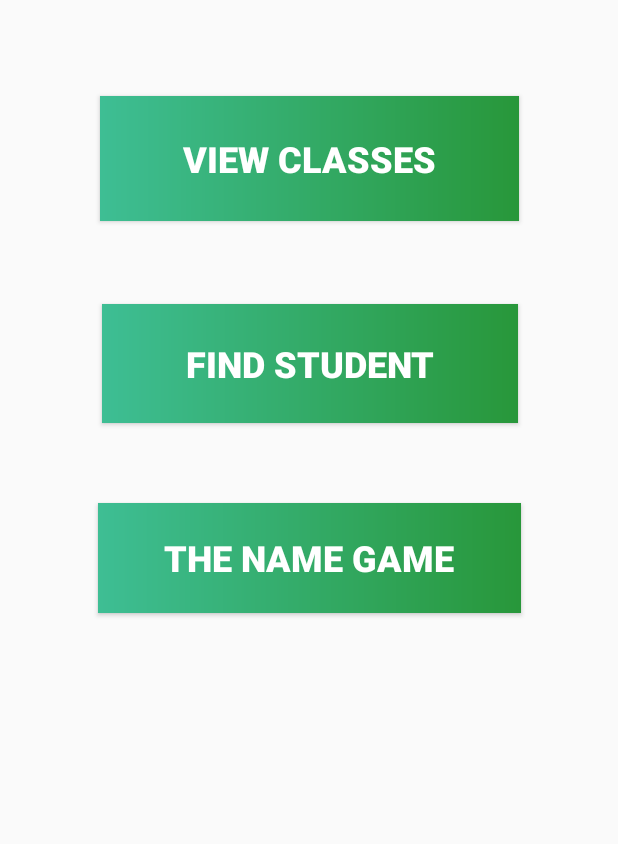
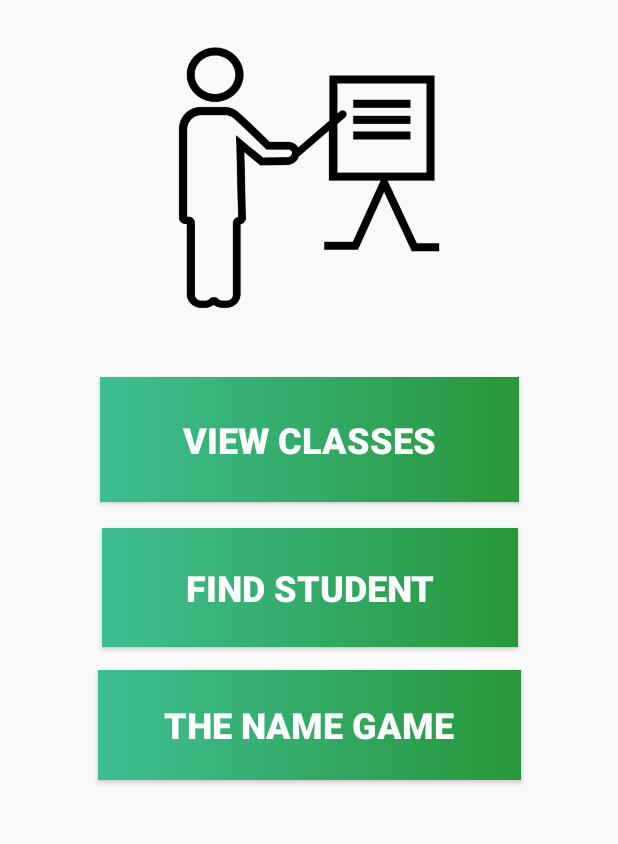
Before and after one commit to Shnooky/TutorApp, an Android app: the screen it shows after launch (MainActivity), on a phone screen of 412 x 824 dp, the part 85-929 px from its top. Run offline under Robolectric (Android 15) with nearby library versions, the phone set to English and light mode, and no system bars.

Commit message:
Added an icon and an image to the home page... design to come later.

```diff
--- a/app/src/main/AndroidManifest.xml
+++ b/app/src/main/AndroidManifest.xml
@@ -6,7 +6,7 @@
     <uses-permission android:name="android.permission.WRITE_EXTERNAL_STORAGE"/>
     <application
         android:allowBackup="true"
-        android:icon="@mipmap/ic_launcher"
+        android:icon="@drawable/smarttutor"
         android:label="@string/app_name"
         android:roundIcon="@mipmap/ic_launcher_round"
         android:supportsRtl="true"
--- a/app/src/main/java/com/example/xwc/tutorapp/Controllers/StudentManager.java
+++ b/app/src/main/java/com/example/xwc/tutorapp/Controllers/StudentManager.java
@@ -73,8 +73,8 @@ public class StudentManager extends AppCompatActivity {
         btnAdd.setOnClickListener(new View.OnClickListener() {
             public void onClick(View v) {
                 Intent i = new Intent(getBaseContext(), StudentProfile.class);
+                i.putExtra("HideGrades",true);
                 startActivity(i);
-
             }
         });
 
--- a/app/src/main/res/layout/activity_main.xml
+++ b/app/src/main/res/layout/activity_main.xml
@@ -30,7 +30,7 @@
         android:text="@string/the_name_game"
         android:textSize="24sp"
         android:textStyle="bold"
-        android:layout_marginTop="53dp"
+        android:layout_marginTop="15dp"
         app:layout_constraintTop_toBottomOf="@+id/student"
         android:layout_marginRight="8dp"
         app:layout_constraintRight_toRightOf="parent"
@@ -45,7 +45,7 @@
         android:layout_height="79dp"
         android:layout_marginLeft="8dp"
         android:layout_marginRight="8dp"
-        android:layout_marginTop="55dp"
+        android:layout_marginTop="17dp"
         android:text="@string/find_student"
         android:textSize="24sp"
         android:textStyle="bold"
@@ -62,14 +62,25 @@
         android:layout_height="83dp"
         android:layout_marginLeft="8dp"
         android:layout_marginRight="8dp"
-        android:layout_marginTop="64dp"
         android:text="@string/view_classes"
         android:textSize="24sp"
         android:textStyle="bold"
         app:layout_constraintLeft_toLeftOf="parent"
         app:layout_constraintRight_toRightOf="parent"
+        app:layout_constraintHorizontal_bias="0.505"
+        android:layout_marginTop="21dp"
+        app:layout_constraintTop_toBottomOf="@+id/imageView4"/>
+
+    <ImageView
+        android:id="@+id/imageView4"
+        android:layout_width="181dp"
+        android:layout_height="222dp"
+        app:srcCompat="@drawable/tutor"
+        android:layout_marginTop="8dp"
         app:layout_constraintTop_toBottomOf="@+id/textView"
-        app:layout_constraintHorizontal_bias="0.505"
-        tools:layout_editor_absoluteX="52dp" />
+        android:layout_marginRight="8dp"
+        app:layout_constraintRight_toRightOf="parent"
+        android:layout_marginLeft="8dp"
+        app:layout_constraintLeft_toLeftOf="parent"/>
 
 </android.support.constraint.ConstraintLayout>
--- a/app/src/main/res/layout/student_profile.xml
+++ b/app/src/main/res/layout/student_profile.xml
@@ -30,7 +30,7 @@
         android:layout_marginEnd="41dp" />
 
     <TextView
-        android:id="@+id/textView10"
+        android:id="@+id/gradeLabel"
         android:layout_width="wrap_content"
         android:layout_height="wrap_content"
         android:text="Current Grade"
@@ -152,12 +152,12 @@
         android:layout_width="wrap_content"
         android:layout_height="wrap_content"
         android:text="TextView"
-        app:layout_constraintLeft_toRightOf="@+id/textView10"
+        app:layout_constraintLeft_toRightOf="@+id/gradeLabel"
         android:layout_marginLeft="8dp"
         android:layout_marginRight="8dp"
         app:layout_constraintRight_toRightOf="parent"
         app:layout_constraintHorizontal_bias="0.1"
-        app:layout_constraintTop_toTopOf="@+id/textView10"
+        app:layout_constraintTop_toTopOf="@+id/gradeLabel"
         android:layout_marginBottom="8dp"
         app:layout_constraintBottom_toTopOf="@+id/btnDeleteStudent"
         app:layout_constraintVertical_bias="0.0"
```
Also changed, not shown: app/src/main/java/com/example/xwc/tutorapp/Controllers/StudentProfile.java (+9 -0 lines), app/src/main/res/drawable/smarttutor.png (added), app/src/main/res/drawable/tutor.png (added).
